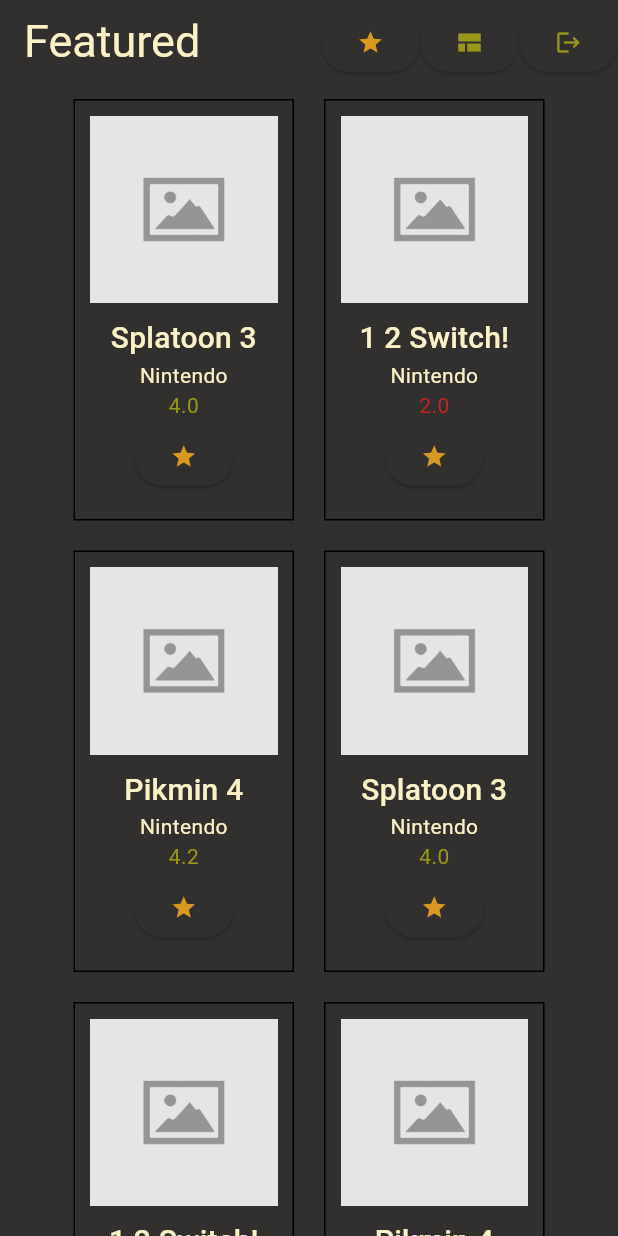
After one commit to redclazz2/DM-P1-APP-2024, a Flutter app: the ProductView screen opened directly, scrolled down 576 dp, after a tap on the "view comfortable" icon, on a phone screen of 412 x 824 dp. The commit adds this screen. Run offline on Flutter 3.47's test engine with Material 3 defaults, Android fonts, the light colour scheme and no system bars.

Commit message:
App Code Refactor

```diff
--- a/dmpapp/lib/data/data_context.dart
+++ b/dmpapp/lib/data/data_context.dart
@@ -65,4 +65,14 @@
       image: "assets/images/product.jpg"
     )];
   }
+
+  Future<List<Product>> getFavorites() async{
+    return [Product(
+      id: 0,
+      name: "Splatoon 3",
+      seller: "Nintendo",
+      rating: 4.0,
+      image: "assets/images/product.jpg"
+    )];
+  }
 }
--- a/dmpapp/lib/main_app.dart
+++ b/dmpapp/lib/main_app.dart
@@ -1,4 +1,4 @@
-import 'package:dmpapp/views/login.dart';
+import 'package:dmpapp/views/login_view.dart';
 import 'package:flutter/material.dart';
 
 class MainApp extends StatelessWidget {
--- a/dmpapp/lib/views/login.dart
+++ b/dmpapp/lib/views/login_view.dart
@@ -1,4 +1,4 @@
-import 'package:dmpapp/views/products_general.dart';
+import 'package:dmpapp/views/products_view.dart';
 import 'package:flutter/material.dart';
 
 class LoginView extends StatelessWidget {
--- /dev/null
+++ b/dmpapp/lib/views/products_view.dart
@@ -0,0 +1,69 @@
+import 'package:dmpapp/data/data_context.dart';
+import 'package:flutter/material.dart';
+
+import '../widgets/products_builders/products_builders.dart';
+
+class ProductView extends StatefulWidget {
+  const ProductView({super.key});
+
+  @override
+  State<ProductView> createState() => _ProductViewState();
+}
+
+class _ProductViewState extends State<ProductView> {
+  final DataContext dataContext = DataContext();
+  String title = "Featured";
+  int draw = -1;
+  int fromFavorites = -1;
+
+  @override
+  Widget build(BuildContext context) {
+    return Scaffold(
+      appBar: AppBar(
+        automaticallyImplyLeading: false,
+        title: Text(title),
+        actions: [
+          ElevatedButton(
+            onPressed: () {
+              setState(() {
+                fromFavorites *= -1;
+                if (fromFavorites == 1) {
+                  title = "Favorites";
+                } else {
+                  title = "Featured";
+                }
+              });
+            },
+            child: Icon(
+              Icons.star,
+              color: Theme.of(context).colorScheme.secondary,
+            ),
+          ),
+          ElevatedButton(
+              onPressed: () {
+                setState(() {
+                  draw *= -1;
+                });
+              },
+              child: const Icon(Icons.view_comfy)),
+          ElevatedButton(
+              onPressed: () {
+                Navigator.pop(context);
+              },
+              child: const Icon(Icons.logout))
+        ],
+      ),
+      body: FutureBuilder(
+          future: (fromFavorites == -1)
+              ? dataContext.getProducts()
+              : dataContext.getFavorites(),
+          builder: (context, snapshot) => snapshot.hasData
+              ? (draw == -1)
+                  ? ProductsWidgetList(products: snapshot.data!)
+                  : ProductsWidgetGrid(products: snapshot.data!)
+              : const Center(
+                  child: CircularProgressIndicator(),
+                )),
+    );
+  }
+}
--- /dev/null
+++ b/dmpapp/lib/widgets/products_builders/products_builders.dart
@@ -0,0 +1,39 @@
+import 'package:dmpapp/widgets/product_widgets/product_widget_list.dart';
+import 'package:flutter/material.dart';
+
+import '../../models/product.dart';
+import '../product_widgets/product_widget_grid.dart';
+
+abstract class ProductsWidget extends StatelessWidget {
+  final List<Product> products;
+
+  const ProductsWidget({required this.products, super.key});
+}
+
+class ProductsWidgetList extends ProductsWidget {
+  const ProductsWidgetList({required super.products, super.key});
+
+  @override
+  Widget build(BuildContext context) {
+    return ListView.separated(
+        separatorBuilder: (BuildContext context, int index) => const Divider(),
+        itemCount: products.length,
+        itemBuilder: (BuildContext context, index) =>
+            ProductWidgetList(product: products[index]));
+  }
+}
+
+class ProductsWidgetGrid extends ProductsWidget {
+  const ProductsWidgetGrid({required super.products, super.key});
+
+  @override
+  Widget build(BuildContext context) {
+    return SingleChildScrollView(
+        child: Center(
+      child: Wrap(children: [
+        for (var i = 0; i < products.length; i++)
+          ProductWidgetGrid(product: products[i])
+      ]),
+    ));
+  }
+}
```
Also changed, not shown: dmpapp/lib/views/products_general.dart (deleted, +0 -70 lines), dmpapp/lib/widgets/product_widgets/product_widget_grid.dart (renamed from dmpapp/lib/widgets/product_widget_grid.dart), dmpapp/lib/widgets/product_widgets/product_widget_list.dart (renamed from dmpapp/lib/widgets/product_widget_list.dart).
